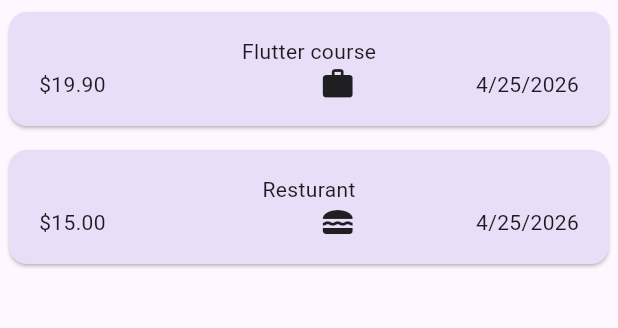
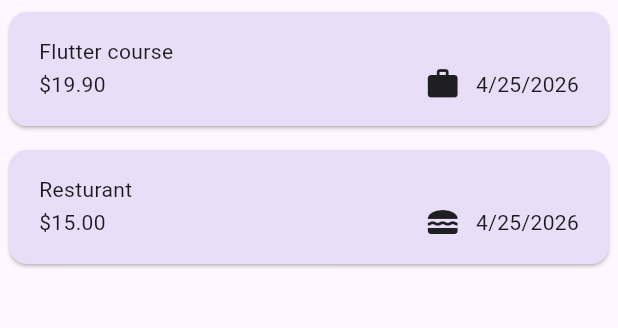
Before and after one commit to Ramahadam/Flutter-Learning, a Flutter app: the screen it shows after launch, on a phone screen of 412 x 824 dp, the part 114-442 px from its top. Run offline on Flutter 3.47's test engine with Material 3 defaults, Android fonts, the phone set to English and light mode, and no system bars; our stand-ins replace google_fonts.

Commit message:
feat(expense_item): adjust layout and spacing in expense item display

```diff
--- a/expense_tracker/lib/widgets/expenses_list/expense_item.dart
+++ b/expense_tracker/lib/widgets/expenses_list/expense_item.dart
@@ -12,6 +12,7 @@ class ExpenseItem extends StatelessWidget {
       child: Padding(
         padding: const EdgeInsets.symmetric(horizontal: 20, vertical: 16),
         child: Column(
+          crossAxisAlignment: CrossAxisAlignment.start,
           children: [
             Text(expense.title),
             Row(
@@ -21,7 +22,7 @@ class ExpenseItem extends StatelessWidget {
                 Row(
                   children: [
                     Icon(categoryIcons[expense.category]),
-                    SizedBox(width: 80),
+                    SizedBox(width: 10),
                     Text(expense.formattedDate),
                   ],
                 ),
--- a/expense_tracker/lib/widgets/expenses_list/expenses_list.dart
+++ b/expense_tracker/lib/widgets/expenses_list/expenses_list.dart
@@ -17,6 +17,10 @@ class ExpensesList extends StatelessWidget {
       itemCount: expenses.length,
       itemBuilder: (ctx, index) => Dismissible(
         key: ValueKey(expenses[index]),
+        background: Container(
+          color: Theme.of(context).colorScheme.error.withOpacity(0.75),
+          margin: Theme.of(context).cardTheme.margin,
+        ),
         onDismissed: (direction) => {onRemoveExpense(expenses[index])},
         child: ExpenseItem(expense: expenses[index]),
       ),
```
